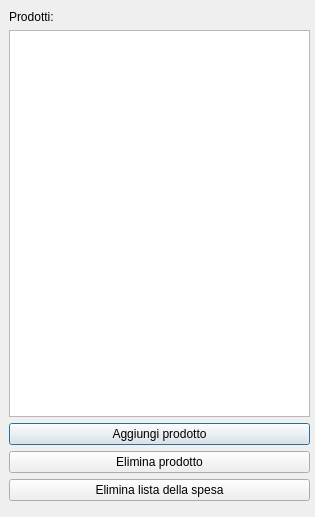
Above: file_ui/shoppinglistview.ui from TommasoBotarelli/MyD14ry before the change. Below: the same form after it.
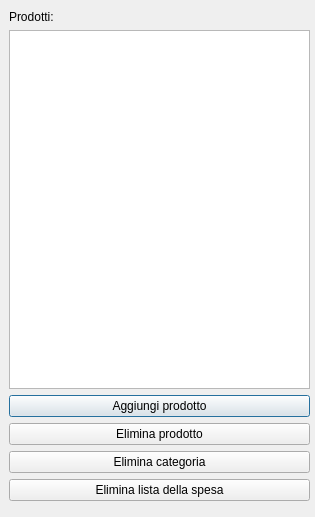
That is the form after the change.

Commit message: Aggiunto controllo di eliminazione di una categoria di prodotto

What changed in the file:
```diff
--- a/file_ui/shoppinglistview.ui
+++ b/file_ui/shoppinglistview.ui
@@ -51,6 +51,13 @@
       </property>
      </widget>
     </item>
+    <item>
+     <widget class="QPushButton" name="deleteCategoryButton">
+      <property name="text">
+       <string>Elimina categoria</string>
+      </property>
+     </widget>
+    </item>
     <item>
      <widget class="QPushButton" name="DeleteButton">
       <property name="text">
```
The commit also changes 6 other files.
